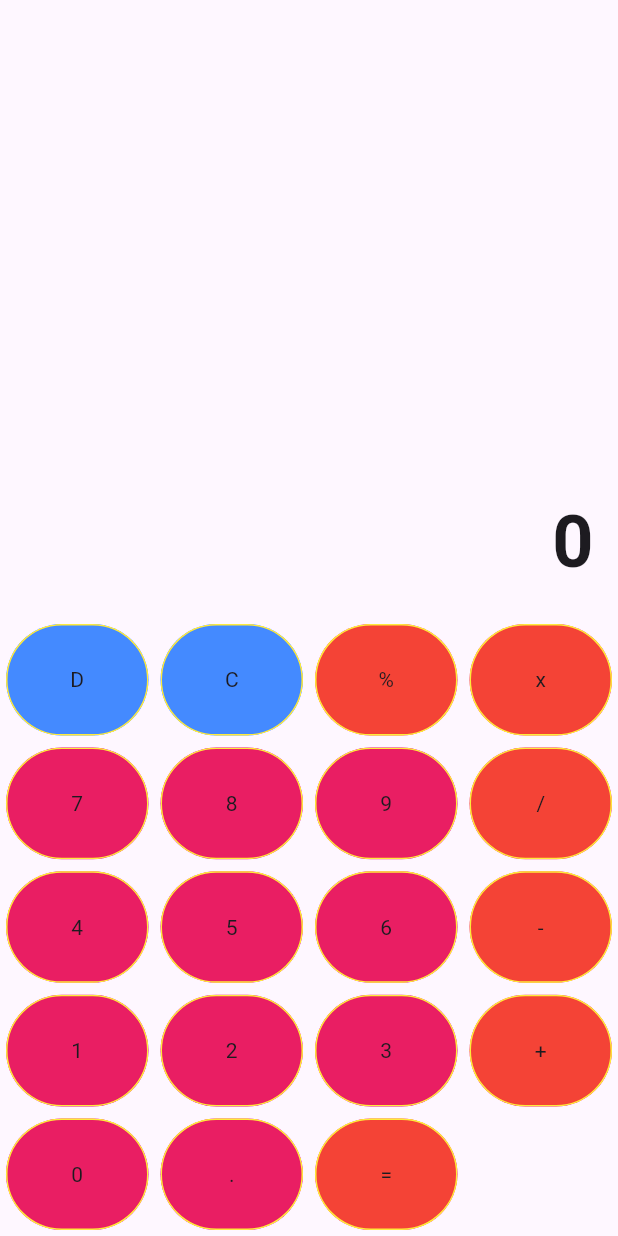
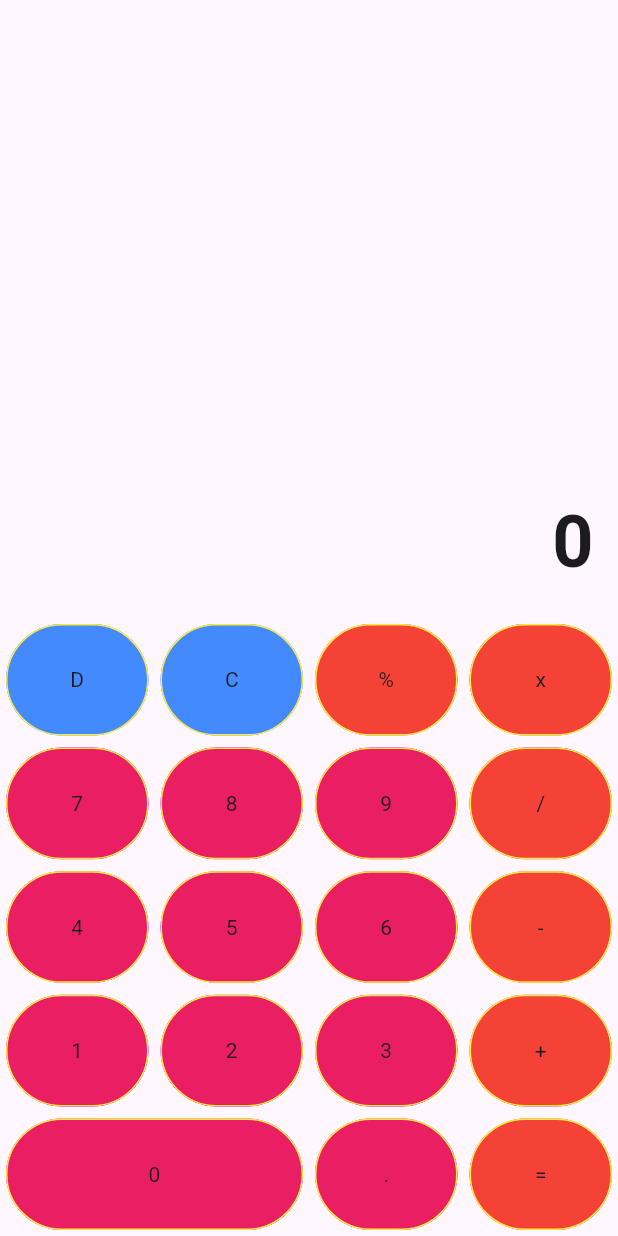
Before and after one commit to hsj3h/Calculator, a Flutter app: the screen it shows after launch, on a phone screen of 412 x 824 dp. Run offline on Flutter 3.47's test engine with Material 3 defaults, Android fonts, the phone set to English and light mode, and no system bars.

Commit message:
change 4

```diff
--- a/lib/calculatorescreeen.dart
+++ b/lib/calculatorescreeen.dart
@@ -40,7 +40,8 @@ class _CalculatorScreenState extends State<CalculatorScreen> {
             Wrap(
               children:Btn.buttonValues.map(
                 (value) => SizedBox(
-                  width:screenSize.width/4 ,
+                  width:value==Btn.n0?screenSize.width/2
+                  :(screenSize.width/4 ),
                   height:screenSize.width/5 ,
 
                   child: buildButton(value)),
@@ -59,17 +60,8 @@ class _CalculatorScreenState extends State<CalculatorScreen> {
     return Padding(
       padding: EdgeInsets.all(4.0),
       child: Material(
-        color:[Btn.del,Btn.clr].contains(value)?Colors.blueAccent
-        :[
-          Btn.per,
-          Btn.multiply,
-          Btn.add,
-          Btn.subtract,
-          Btn.divide,
-          Btn.calculate,
-          ].contains(value)
-          ?Colors.red
-          :Colors.pink,
+        color:getBtnColor(value),
+
         clipBehavior: Clip.hardEdge,
         shape: OutlineInputBorder(
           borderSide:const BorderSide(
@@ -86,4 +78,18 @@ class _CalculatorScreenState extends State<CalculatorScreen> {
       ),
     );
   }
+  Color getBtnColor(value){
+    return
+    [Btn.del,Btn.clr].contains(value)?Colors.blueAccent
+        :[
+          Btn.per,
+          Btn.multiply,
+          Btn.add,
+          Btn.subtract,
+          Btn.divide,
+          Btn.calculate,
+          ].contains(value)
+          ?Colors.red
+          :Colors.pink;
+  }
 }
```
